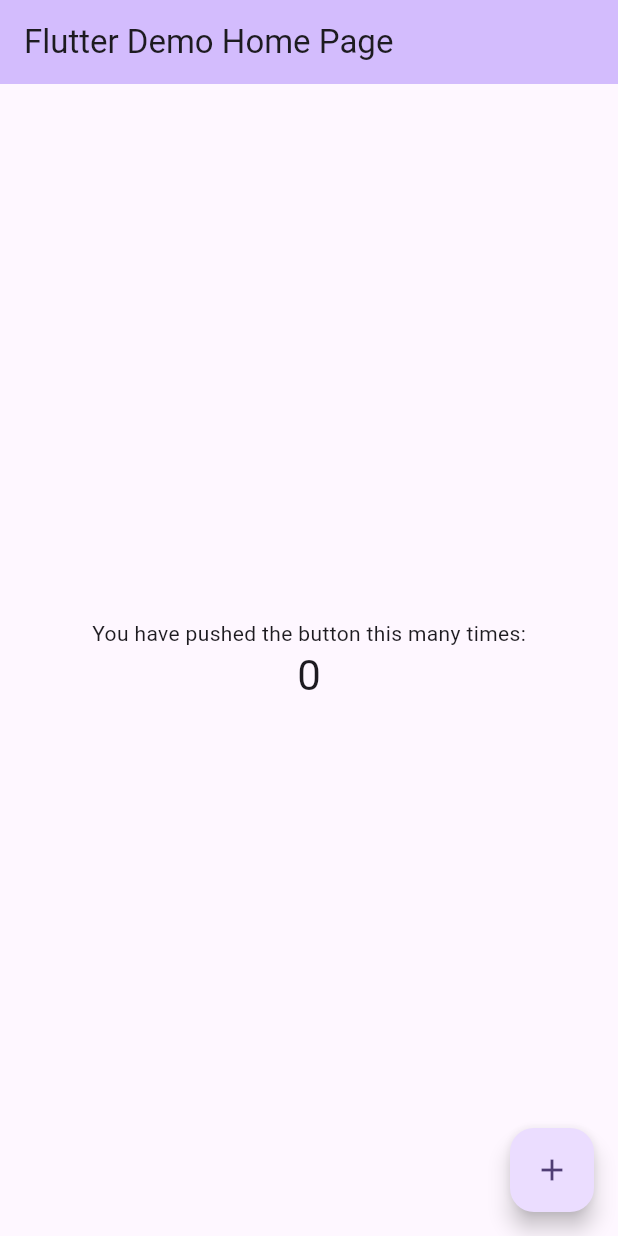
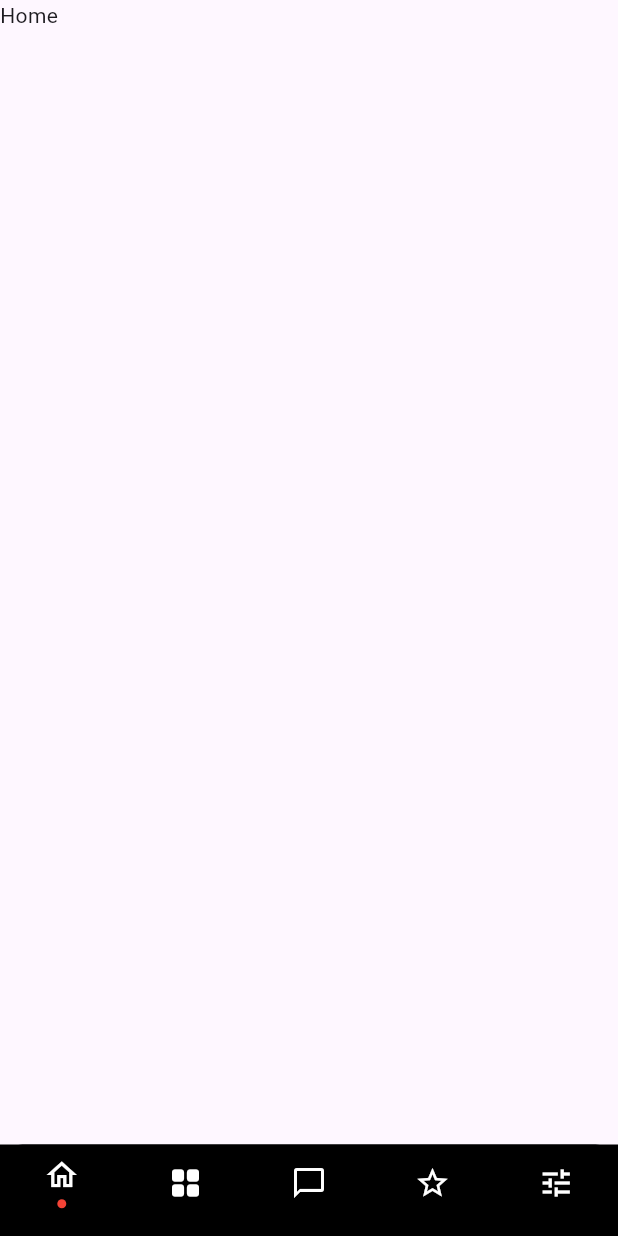
Before and after one commit to PhoenXHO/moodify, a Flutter app: the screen it shows after launch, on a phone screen of 412 x 824 dp. Run offline on Flutter 3.47's test engine with Material 3 defaults, Android fonts, the phone set to English and light mode, and no system bars.

Commit message:
navigation bar

```diff
--- a/lib/main.dart
+++ b/lib/main.dart
@@ -1,3 +1,5 @@
+import 'package:emotion_music_player/pages/bottomnav.dart';
+import 'package:emotion_music_player/pages/chat.dart';
 import 'package:flutter/material.dart';
 
 void main() {
@@ -31,7 +33,7 @@
         colorScheme: ColorScheme.fromSeed(seedColor: Colors.deepPurple),
         useMaterial3: true,
       ),
-      home: const MyHomePage(title: 'Flutter Demo Home Page'),
+      home:BottomNav()
     );
   }
 }
--- /dev/null
+++ b/lib/pages/Home.dart
@@ -0,0 +1,19 @@
+import 'package:flutter/material.dart';
+
+class Home extends StatefulWidget {
+  const Home({super.key});
+
+  @override
+  State<Home> createState() => _HomeState();
+}
+
+class _HomeState extends State<Home> {
+  @override
+  Widget build(BuildContext context) {
+    return Scaffold(
+      body: Container(
+        child: Text("Home"),
+      ),
+    );
+  }
+}
--- /dev/null
+++ b/lib/pages/bottomnav.dart
@@ -0,0 +1,89 @@
+import 'package:flutter/material.dart';
+import 'package:emotion_music_player/pages/Home.dart';
+import 'package:emotion_music_player/pages/Playlist.dart';
+import 'package:emotion_music_player/pages/chat.dart';
+import 'package:emotion_music_player/pages/fav.dart';
+import 'package:emotion_music_player/pages/settings.dart';
+
+class BottomNav extends StatefulWidget {
+  const BottomNav({super.key});
+
+  @override
+  State<BottomNav> createState() => _BottomNavState();
+}
+
+class _BottomNavState extends State<BottomNav> {
+  int currentTabIndex = 0;
+
+  late List<Widget> pages;
+  late Home homepages;
+  late Chat chat;
+  late Fav fav;
+  late Settings settings;
+  late Playlist playlist;
+
+  @override
+  void initState() {
+    homepages = Home();
+    chat = Chat();
+    fav = Fav();
+    settings = Settings();
+    playlist = Playlist();
+
+    pages = [homepages, playlist, chat, fav, settings];
+    super.initState();
+  }
+
+  @override
+  Widget build(BuildContext context) {
+    return Scaffold(
+      backgroundColor: Colors.black,
+      bottomNavigationBar: Container(
+        width: 320,
+        height: 51,
+        margin: EdgeInsets.only(bottom: 10),
+        decoration: BoxDecoration(
+          color: Colors.black,
+          borderRadius: BorderRadius.circular(15),
+        ),
+        child: Row(
+          mainAxisAlignment: MainAxisAlignment.spaceAround,
+          children: [
+            _navItem(Icons.home_outlined, 0),
+            _navItem(Icons.grid_view_rounded, 1),
+            _navItem(Icons.chat_bubble_outline, 2),
+            _navItem(Icons.star_border, 3),
+            _navItem(Icons.tune, 4),
+          ],
+        ),
+      ),
+      body: pages[currentTabIndex],
+    );
+  }
+
+  Widget _navItem(IconData icon, int index) {
+    return GestureDetector(
+      onTap: () {
+        setState(() {
+          currentTabIndex = index;
+        });
+      },
+      child: Column(
+        mainAxisSize: MainAxisSize.min,
+        children: [
+          Icon(icon, color: Colors.white, size: 24),
+          if (currentTabIndex == index)
+            Container(
+              width: 6,
+              height: 6,
+              margin: EdgeInsets.only(top: 4),
+              decoration: BoxDecoration(
+                color: Colors.red,
+                shape: BoxShape.circle,
+              ),
+            ),
+        ],
+      ),
+    );
+  }
+}
--- a/pubspec.yaml
+++ b/pubspec.yaml
@@ -31,9 +31,9 @@ dependencies:
   flutter:
     sdk: flutter
 
-  # The following adds the Cupertino Icons font to your application.
-  # Use with the CupertinoIcons class for iOS style icons.
+  curved_navigation_bar: ^1.0.6
   cupertino_icons: ^1.0.8
+
 
 dev_dependencies:
   flutter_test:
```
Also changed, not shown: lib/pages/Playlist.dart (added, +19 -0 lines), lib/pages/chat.dart (added, +19 -0 lines), lib/pages/fav.dart (added, +19 -0 lines), lib/pages/settings.dart (added, +19 -0 lines), pubspec.lock.
